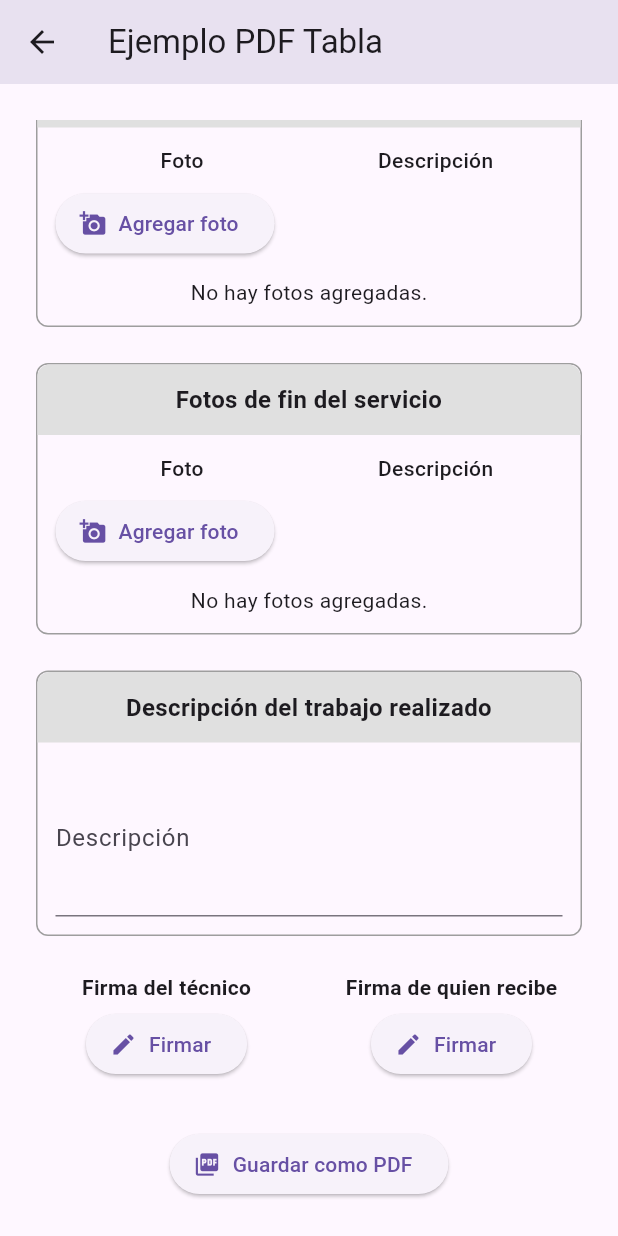
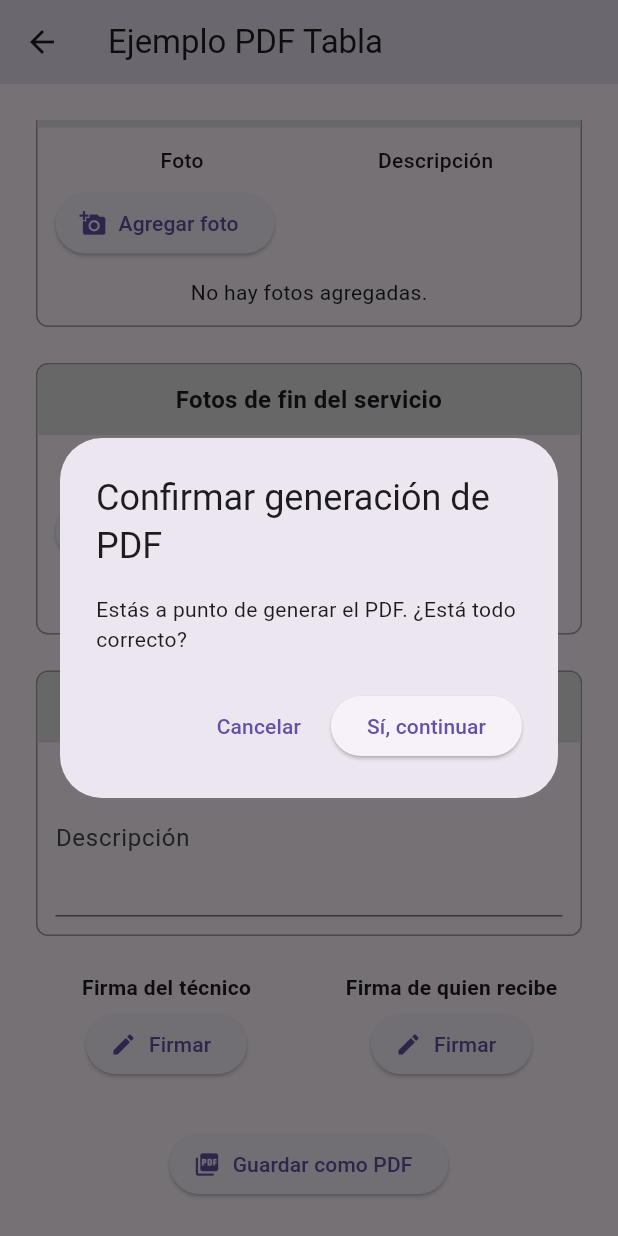
Before and after one commit to Fluxi115/cafri-main, a Flutter app: the FormularioPDF screen opened directly, scrolled down 1358 dp, after a tap on "Guardar como PDF", on a phone screen of 412 x 824 dp. Run offline on Flutter 3.47's test engine with Material 3 defaults, Android fonts, the light colour scheme and no system bars; our stand-ins replace cloud_firestore, firebase_auth, firebase_core, firebase_messaging, firebase_storage, flutter_map and 8 more; accounts and stored records are empty.

Commit message:
correciociones nomrales

```diff
--- /dev/null
+++ b/lib/colaborador/folio_service.dart
@@ -0,0 +1,42 @@
+import 'package:cloud_firestore/cloud_firestore.dart';
+
+class FolioService {
+  static const String _collection = 'config';
+  static const String _document = 'folio';
+  static const String _field = 'valor';
+  static const int _defaultFolio = 2140669;
+
+  /// Obtiene el siguiente folio disponible desde Firestore (NO seguro para concurrencia).
+  static Future<int> getNextFolio() async {
+    final doc = await FirebaseFirestore.instance
+        .collection(_collection)
+        .doc(_document)
+        .get();
+
+    final ultimoFolio = doc.data()?[_field] as int?;
+    return (ultimoFolio ?? _defaultFolio) + 1;
+  }
+
+  /// Actualiza el folio en Firestore después de generar un PDF (NO seguro para concurrencia).
+  static Future<void> updateFolio(int nuevoFolio) async {
+    await FirebaseFirestore.instance.collection(_collection).doc(_document).set(
+      {_field: nuevoFolio},
+      SetOptions(merge: true),
+    );
+  }
+
+  /// Obtiene y actualiza el folio de manera atómica usando una transacción.
+  /// Garantiza que cada llamada concurrente reciba un folio único y secuencial.
+  static Future<int> getAndUpdateFolio() async {
+    return FirebaseFirestore.instance.runTransaction((transaction) async {
+      final docRef = FirebaseFirestore.instance
+          .collection(_collection)
+          .doc(_document);
+      final snapshot = await transaction.get(docRef);
+      final ultimoFolio = snapshot.data()?[_field] as int? ?? _defaultFolio;
+      final nuevoFolio = ultimoFolio + 1;
+      transaction.set(docRef, {_field: nuevoFolio}, SetOptions(merge: true));
+      return nuevoFolio;
+    });
+  }
+}
--- a/lib/colaborador/pdf.dart
+++ b/lib/colaborador/pdf.dart
@@ -1,5 +1,3 @@
-// ignore_for_file: use_build_context_synchronously
-
 import 'dart:typed_data';
 import 'package:flutter/material.dart';
 import 'package:flutter/services.dart' show rootBundle;
@@ -7,6 +5,7 @@ import 'package:image_picker/image_picker.dart';
 import 'package:signature/signature.dart';
 import 'package:pdf/widgets.dart' as pw;
 import 'package:printing/printing.dart';
+import 'folio_service.dart'; // Asegúrate de tener este archivo en el mismo folder
 
 class FormularioPDF extends StatefulWidget {
   const FormularioPDF({super.key});
@@ -60,13 +59,21 @@ class _FormularioPDFState extends State<FormularioPDF> {
   final TextEditingController nombreRecibeDialogController =
       TextEditingController();
 
-  static int _folioGlobal = 2140669;
-  late int folioActual;
+  int? folioActual;
+  bool cargandoFolio = true;
 
   @override
   void initState() {
     super.initState();
-    folioActual = _folioGlobal;
+    _cargarFolio();
+  }
+
+  Future<void> _cargarFolio() async {
+    final folio = await FolioService.getNextFolio();
+    setState(() {
+      folioActual = folio;
+      cargandoFolio = false;
+    });
   }
 
   // Diálogo para firmar y capturar nombre
@@ -325,6 +332,42 @@ class _FormularioPDFState extends State<FormularioPDF> {
     );
   }
 
+  Widget _seccionConTitulo(String titulo, Widget child) {
+    return Container(
+      margin: const EdgeInsets.only(bottom: 8),
+      decoration: BoxDecoration(
+        border: Border.all(color: Colors.grey),
+        borderRadius: BorderRadius.circular(8),
+      ),
+      child: Column(
+        children: [
+          Container(
+            width: double.infinity,
+            padding: const EdgeInsets.symmetric(vertical: 12),
+            decoration: const BoxDecoration(
+              color: Color(0xFFE0E0E0),
+              borderRadius: BorderRadius.only(
+                topLeft: Radius.circular(8),
+                topRight: Radius.circular(8),
+              ),
+            ),
+            child: Center(
+              child: Text(
+                titulo,
+                style: const TextStyle(
+                  fontWeight: FontWeight.bold,
+                  fontSize: 16,
+                ),
+                textAlign: TextAlign.center,
+              ),
+            ),
+          ),
+          Padding(padding: const EdgeInsets.all(12.0), child: child),
+        ],
+      ),
+    );
+  }
+
   @override
   Widget build(BuildContext context) {
     final fechaActual = DateTime.now();
@@ -334,6 +377,10 @@ class _FormularioPDFState extends State<FormularioPDF> {
         '${fechaActual.year} '
         '${fechaActual.hour.toString().padLeft(2, '0')}:'
         '${fechaActual.minute.toString().padLeft(2, '0')}';
+
+    if (cargandoFolio || folioActual == null) {
+      return const Scaffold(body: Center(child: CircularProgressIndicator()));
+    }
 
     return Scaffold(
       appBar: AppBar(title: const Text('Ejemplo PDF Tabla')),
@@ -515,6 +562,28 @@ class _FormularioPDFState extends State<FormularioPDF> {
                 icon: const Icon(Icons.picture_as_pdf),
                 label: const Text('Guardar como PDF'),
                 onPressed: () async {
+                  final confirm = await showDialog<bool>(
+                    context: context,
+                    builder: (context) => AlertDialog(
+                      title: const Text('Confirmar generación de PDF'),
+                      content: const Text(
+                        'Estás a punto de generar el PDF. ¿Está todo correcto?',
+                      ),
+                      actions: [
+                        TextButton(
+                          onPressed: () => Navigator.of(context).pop(false),
+                          child: const Text('Cancelar'),
+                        ),
+                        ElevatedButton(
+                          onPressed: () => Navigator.of(context).pop(true),
+                          child: const Text('Sí, continuar'),
+                        ),
+                      ],
+                    ),
+                  );
+
+                  if (confirm != true) return;
+
                   // Carga el logo como bytes desde la ruta UNIFICADA
                   final logoBytes = await rootBundle.load(
                     'lib/assets/cafrilogo.jpg',
@@ -549,7 +618,7 @@ class _FormularioPDFState extends State<FormularioPDF> {
                       .toList();
 
                   final pdfBytes = await PdfGenerator.generatePdf(
-                    folio: folioActual,
+                    folio: folioActual!,
                     nombreCliente: campoNombreCliente.text,
                     hablarCon: hablarcon.text,
                     identificacion: identificacion.text,
@@ -573,58 +642,22 @@ class _FormularioPDFState extends State<FormularioPDF> {
                     logoBytes: logoUint8List,
                   );
 
-                  // Incrementa el folio solo después de guardar el PDF
+                  // Actualiza el folio en Firestore y localmente
+                  await FolioService.updateFolio(folioActual!);
                   setState(() {
-                    _folioGlobal++;
-                    folioActual = _folioGlobal;
+                    folioActual = folioActual! + 1;
                   });
 
                   // El nombre del archivo PDF será Tarea(folio).pdf
                   await Printing.layoutPdf(
                     onLayout: (format) async => pdfBytes,
-                    name: 'Tarea($folioActual).pdf',
+                    name: 'Tarea(${folioActual! - 1}).pdf',
                   );
                 },
               ),
             ],
           ),
         ),
-      ),
-    );
-  }
-
-  Widget _seccionConTitulo(String titulo, Widget child) {
-    return Container(
-      margin: const EdgeInsets.only(bottom: 8),
-      decoration: BoxDecoration(
-        border: Border.all(color: Colors.grey),
-        borderRadius: BorderRadius.circular(8),
-      ),
-      child: Column(
-        children: [
-          Container(
-            width: double.infinity,
-            padding: const EdgeInsets.symmetric(vertical: 12),
-            decoration: const BoxDecoration(
-              color: Color(0xFFE0E0E0),
-              borderRadius: BorderRadius.only(
-                topLeft: Radius.circular(8),
-                topRight: Radius.circular(8),
-              ),
-            ),
-            child: Center(
-              child: Text(
-                titulo,
-                style: const TextStyle(
-                  fontWeight: FontWeight.bold,
-                  fontSize: 16,
-                ),
-                textAlign: TextAlign.center,
-              ),
-            ),
-          ),
-          Padding(padding: const EdgeInsets.all(12.0), child: child),
-        ],
       ),
     );
   }
```
Also changed, not shown: lib/colaborador/tabla.dart (deleted).
